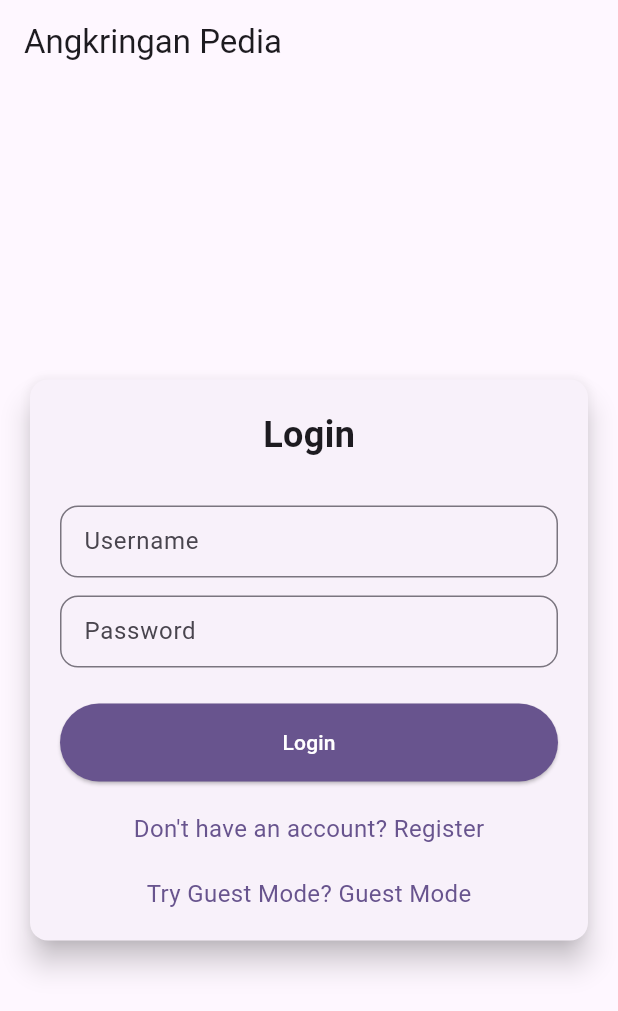
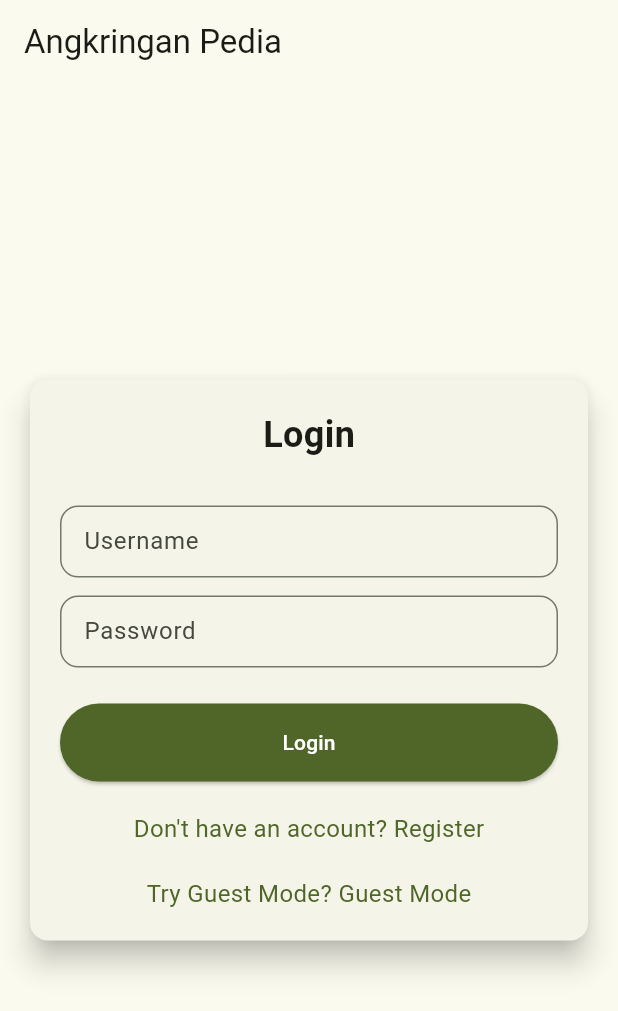
Before and after one commit to nobeljb/AngkringanPediaMobile, a Flutter app: the screen it shows after launch, on a phone screen of 412 x 824 dp. Shown: the top 1011 px of the screen. Run offline on Flutter 3.47's test engine with Material 3 defaults, Android fonts, the light colour scheme and no system bars; our stand-ins replace dio, google_fonts, image_picker; missing offline and left inert: pbp_django_auth.

Commit message:
change color

```diff
--- a/lib/main.dart
+++ b/lib/main.dart
@@ -1,5 +1,6 @@
 import 'package:angkringan_pedia/authentication/screens/login.dart';
 import 'package:angkringan_pedia/home/screens/home_page.dart';
+import 'package:angkringan_pedia/home/theme/app_theme.dart';
 import 'package:flutter/material.dart';
 import 'package:angkringan_pedia/menu.dart';
 import 'package:pbp_django_auth/pbp_django_auth.dart';
@@ -38,7 +39,7 @@ class MyApp extends StatelessWidget {
           //
           // This works for code too, not just values: Most code changes can be
           // tested with just a hot reload.
-          colorScheme: ColorScheme.fromSeed(seedColor: Colors.deepPurple),
+          colorScheme: ColorScheme.fromSeed(seedColor: AppColors.darkOliveGreen),
           useMaterial3: true,
         ),
         home: const LoginPage(),
```
